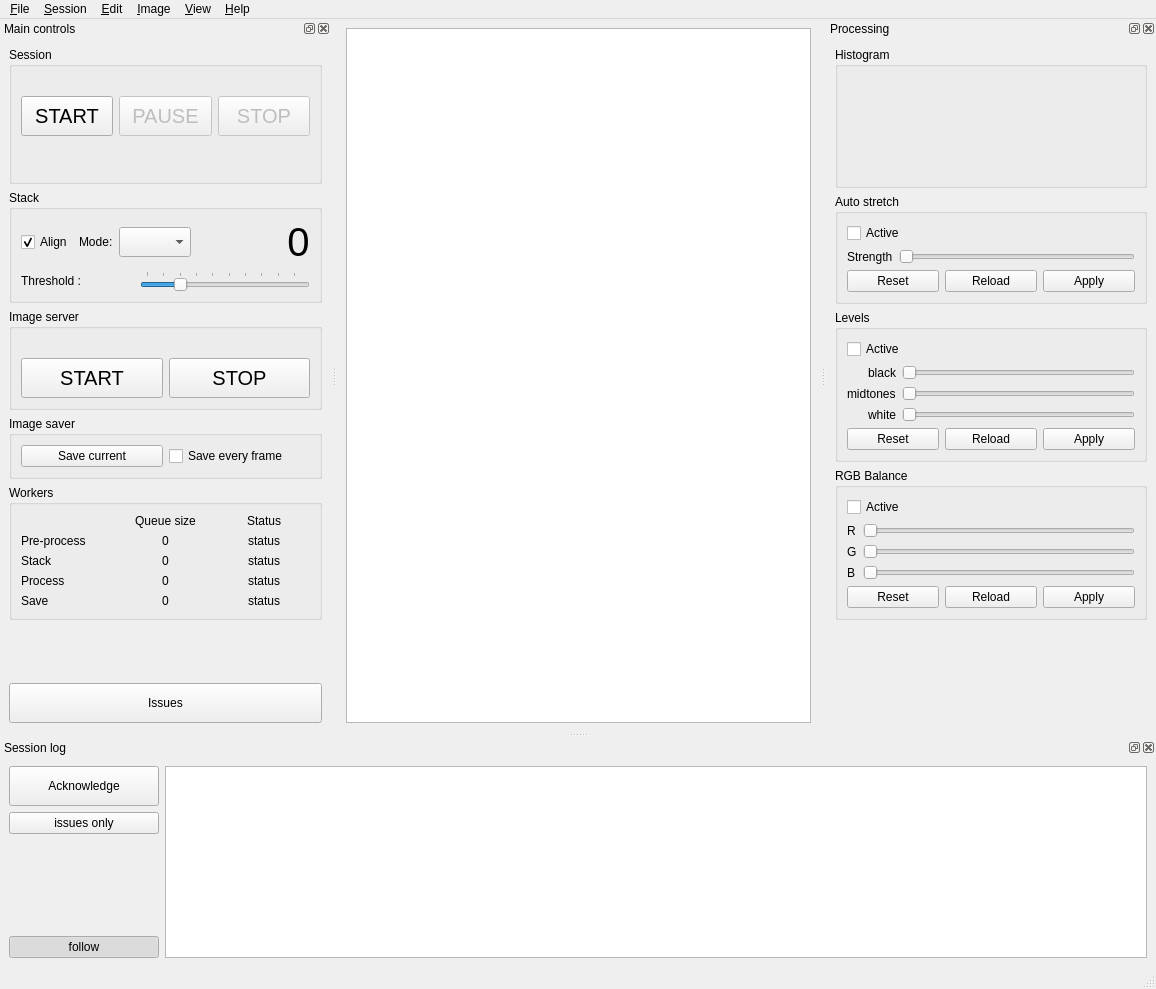
First picture: the form in src/als/ui/als_ui.ui, repository gehelem/als, before the edit.
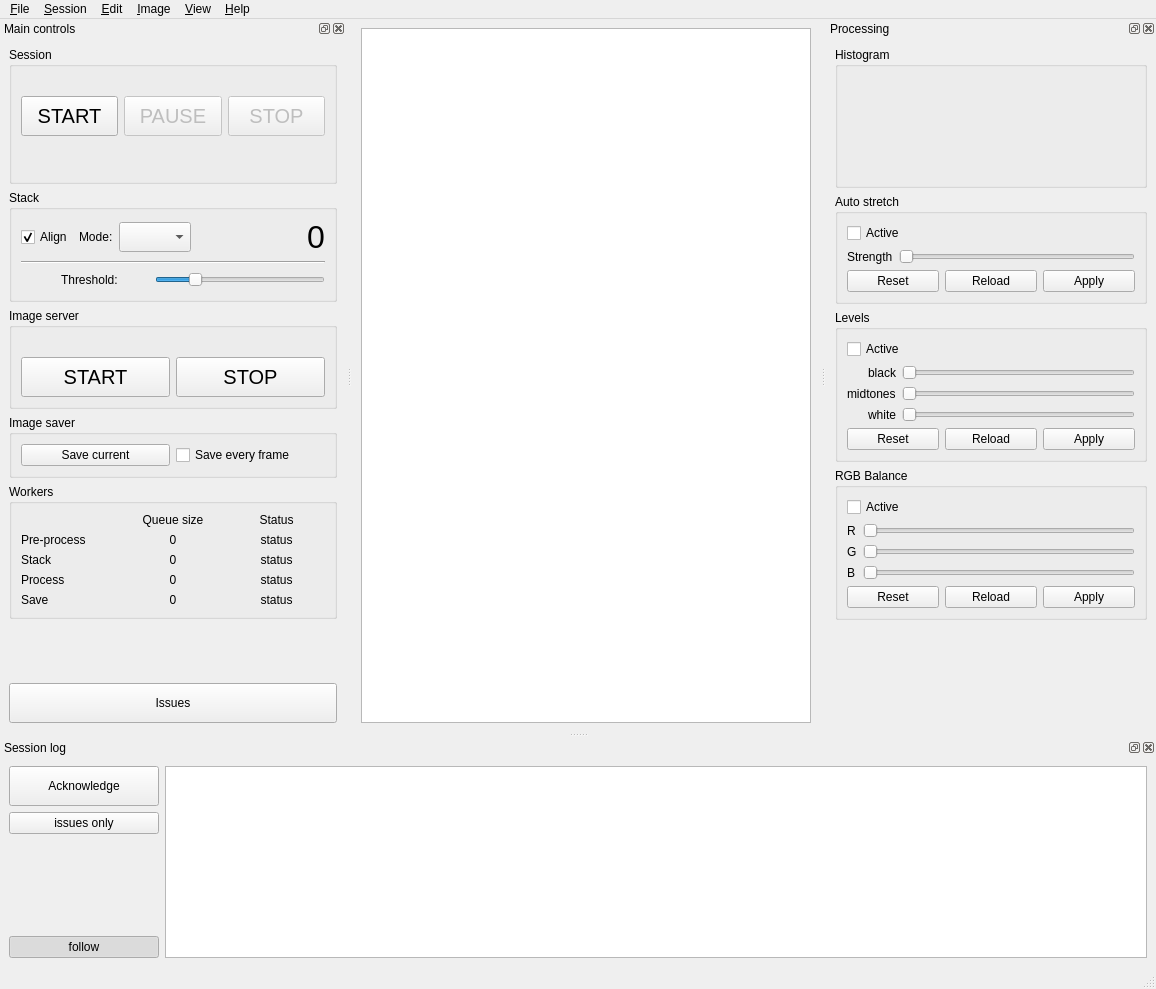
Second picture: the form after the edit. Custom widgets are drawn as their Qt base class.

Commit message: GUI : visual tweaks on Main controls' Stack box

Diff of the .ui file:
```diff
--- a/src/als/ui/als_ui.ui
+++ b/src/als/ui/als_ui.ui
@@ -340,7 +340,7 @@
            <widget class="QLabel" name="lbl_stack_size">
             <property name="font">
              <font>
-              <pointsize>30</pointsize>
+              <pointsize>24</pointsize>
               <kerning>true</kerning>
              </font>
             </property>
@@ -354,22 +354,15 @@
           </item>
          </layout>
         </item>
+        <item>
+         <widget class="Line" name="line">
+          <property name="orientation">
+           <enum>Qt::Horizontal</enum>
+          </property>
+         </widget>
+        </item>
         <item>
          <layout class="QHBoxLayout" name="horizontalLayout_2">
-          <item>
-           <widget class="QLabel" name="label_3">
-            <property name="text">
-             <string>Threshold :</string>
-            </property>
-           </widget>
-          </item>
-          <item>
-           <widget class="QLabel" name="lbl_align_threshold">
-            <property name="text">
-             <string notr="true"/>
-            </property>
-           </widget>
-          </item>
           <item>
            <spacer name="horizontalSpacer_2">
             <property name="orientation">
@@ -383,6 +376,26 @@
             </property>
            </spacer>
           </item>
+          <item>
+           <widget class="QLabel" name="label_3">
+            <property name="text">
+             <string>Threshold:</string>
+            </property>
+           </widget>
+          </item>
+          <item>
+           <widget class="QLabel" name="lbl_align_threshold">
+            <property name="minimumSize">
+             <size>
+              <width>25</width>
+              <height>0</height>
+             </size>
+            </property>
+            <property name="text">
+             <string notr="true"/>
+            </property>
+           </widget>
+          </item>
           <item>
            <widget class="QSlider" name="sld_align_threshold">
             <property name="minimumSize">
@@ -404,7 +417,7 @@
              <enum>Qt::Horizontal</enum>
             </property>
             <property name="tickPosition">
-             <enum>QSlider::TicksAbove</enum>
+             <enum>QSlider::NoTicks</enum>
             </property>
             <property name="tickInterval">
              <number>10</number>
```
Left out of the diff: 3 changed lines with no effect on the pictures. The commit also changes 2 other files.
